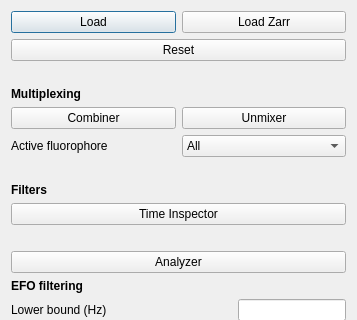
The window that pyminflux/ui/wizard.ui (bsse-scf/pyMINFLUX) describes before a commit, drawn with Qt 5; both pictures show x 0 to 357 and y 0 to 320 of the 357 by 939 pixel window.
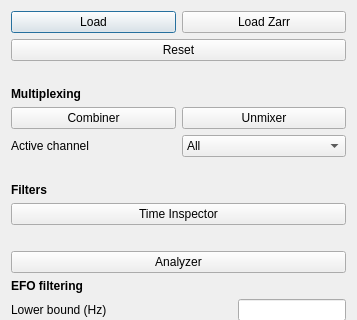
The same window after the commit.

Commit message: Rename "fluorophore" to "channel" in UI elements

```diff
--- a/pyminflux/ui/wizard.ui
+++ b/pyminflux/ui/wizard.ui
@@ -128,7 +128,7 @@
           </sizepolicy>
          </property>
          <property name="text">
-          <string>Active fluorophore</string>
+          <string>Active channel</string>
          </property>
         </widget>
        </item>
```
The commit also changes 9 other files.
